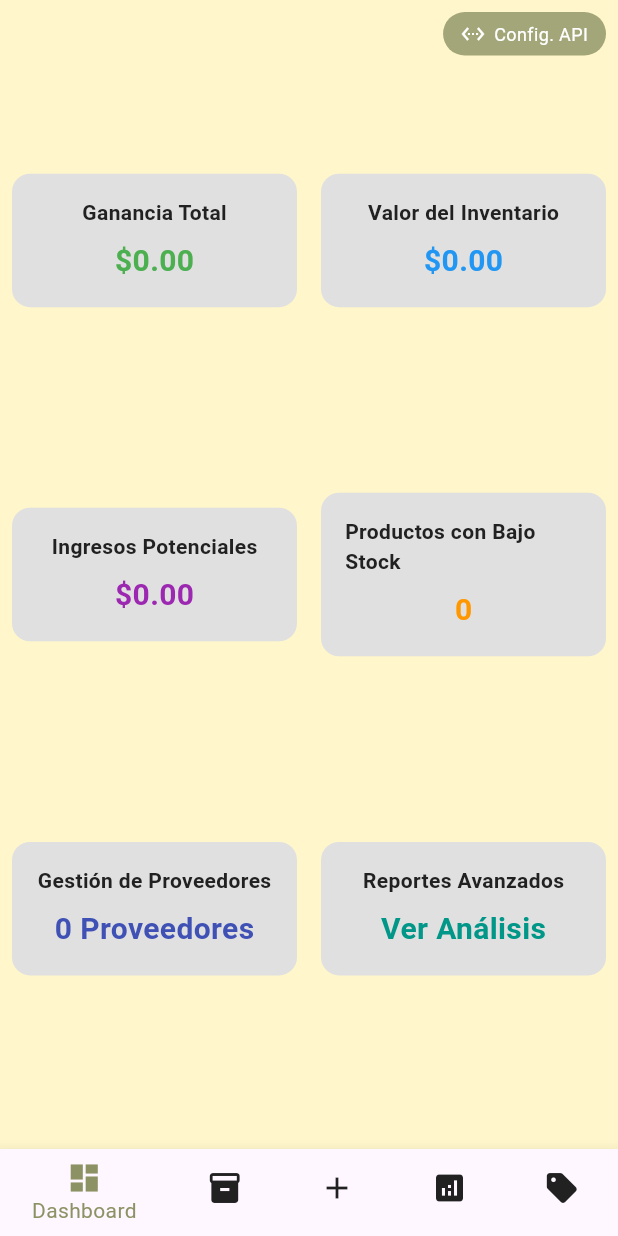
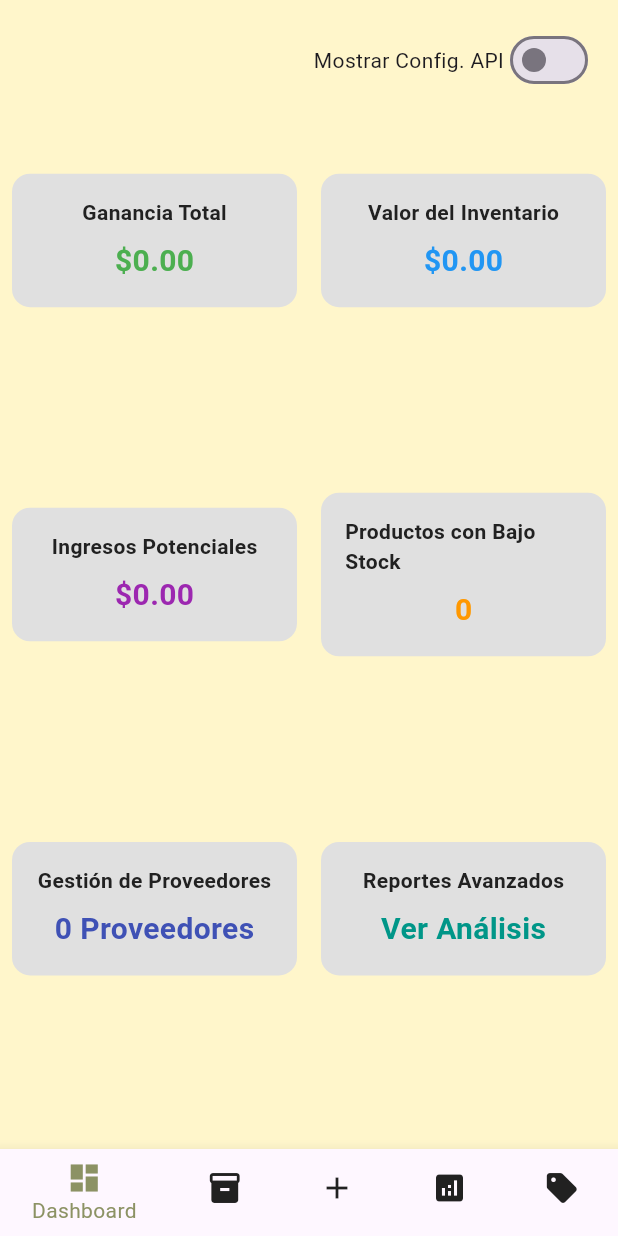
Before and after one commit to SKANL/flutter-store, a Flutter app: the screen it shows after launch, on a phone screen of 412 x 824 dp. Run offline on Flutter 3.47's test engine with Material 3 defaults, Android fonts, the phone set to English and light mode, and no system bars; our stand-ins replace barcode_widget, permission_handler; missing offline and left inert: mobile_scanner; network calls fail.

Commit message:
screen cambiar a switch las configuraciones

```diff
--- a/lib/main.dart
+++ b/lib/main.dart
@@ -72,6 +72,7 @@ class AppInitializer extends StatefulWidget {
 }
 
 class _AppInitializerState extends State<AppInitializer> {
+  bool _showConfigApiButton = false;
 
   @override
   void initState() {
@@ -506,7 +507,15 @@ class _AppInitializerState extends State<AppInitializer> {
     // Los datos se cargan en background sin bloquear UI
     return Stack(
       children: [
-        const StoreDashboardScreen(),
+        StoreDashboardScreen(
+          showConfigApiSwitch: _showConfigApiButton,
+          onConfigApiSwitchChanged: (value) {
+            setState(() {
+              _showConfigApiButton = value;
+            });
+          },
+        ),
+        if (_showConfigApiButton)
           Positioned(
             top: 0,
             right: 0,
--- a/lib/screens/store_dashboard_screen.dart
+++ b/lib/screens/store_dashboard_screen.dart
@@ -6,13 +6,15 @@ import 'package:store_manager/screens/store_advanced_reports_screen.dart';
 import 'package:store_manager/screens/store_register_sale_screen.dart';
 import '../components/bottom_navigation_bar.dart';
 import '../components/floating_add_button.dart';
-import '../components/barcode_diagnostic_tool.dart';
-import '../components/connection_diagnostic_tool.dart';
-import '../components/api_config_tool.dart';
-import '../components/barcode_issue_fix_tool.dart';
+// import '../components/barcode_diagnostic_tool.dart';
+// import '../components/connection_diagnostic_tool.dart';
+// import '../components/api_config_tool.dart';
+// import '../components/barcode_issue_fix_tool.dart';
 
 class StoreDashboardScreen extends StatefulWidget {
-  const StoreDashboardScreen({super.key});
+  final bool showConfigApiSwitch;
+  final ValueChanged<bool>? onConfigApiSwitchChanged;
+  const StoreDashboardScreen({super.key, this.showConfigApiSwitch = false, this.onConfigApiSwitchChanged});
 
   @override
   State<StoreDashboardScreen> createState() => _StoreDashboardScreenState();
@@ -36,7 +38,25 @@ class _StoreDashboardScreenState extends State<StoreDashboardScreen> {
   @override
   Widget build(BuildContext context) {
     return Scaffold(
-      body: _screens[_currentIndex],
+      body: Stack(
+        children: [
+          _screens[_currentIndex],
+          if (_currentIndex == 0 && widget.onConfigApiSwitchChanged != null)
+            Positioned(
+              top: 16,
+              right: 16,
+              child: Row(
+                children: [
+                  const Text('Mostrar Config. API', style: TextStyle(fontSize: 14)),
+                  Switch(
+                    value: widget.showConfigApiSwitch,
+                    onChanged: widget.onConfigApiSwitchChanged,
+                  ),
+                ],
+              ),
+            ),
+        ],
+      ),
       bottomNavigationBar: CustomBottomNavigationBar(
         currentIndex: _currentIndex,
         onTap: (index) {
@@ -45,77 +65,8 @@ class _StoreDashboardScreenState extends State<StoreDashboardScreen> {
           });
         },
       ),
-      floatingActionButton: _currentIndex == 1 // Solo mostrar en inventario
-          ? Column(
-              mainAxisSize: MainAxisSize.min,
-              crossAxisAlignment: CrossAxisAlignment.end,
-              children: [
-                // Botón de solución de códigos de barras
-                FloatingActionButton.small(
-                  onPressed: () {
-                    Navigator.of(context).push(
-                      MaterialPageRoute(
-                        builder: (context) => const BarcodeIssueFixTool(),
-                      ),
-                    );
-                  },
-                  backgroundColor: Colors.red,
-                  foregroundColor: Colors.white,
-                  heroTag: 'barcode_fix',
-                  tooltip: 'Arreglar Códigos de Barras',
-                  child: const Icon(Icons.build_circle, size: 18),
-                ),
-                const SizedBox(height: 8),
-                // Botón de configuración API
-                FloatingActionButton.small(
-                  onPressed: () {
-                    Navigator.of(context).push(
-                      MaterialPageRoute(
-                        builder: (context) => const ApiConfigTool(),
-                      ),
-                    );
-                  },
-                  backgroundColor: Colors.indigo,
-                  foregroundColor: Colors.white,
-                  heroTag: 'api_config',
-                  tooltip: 'Configuración API',
-                  child: const Icon(Icons.settings, size: 18),
-                ),
-                const SizedBox(height: 8),
-                // Botón de diagnóstico de conexión
-                FloatingActionButton.small(
-                  onPressed: () {
-                    Navigator.of(context).push(
-                      MaterialPageRoute(
-                        builder: (context) => const ConnectionDiagnosticTool(),
-                      ),
-                    );
-                  },
-                  backgroundColor: Colors.blue,
-                  foregroundColor: Colors.white,
-                  heroTag: 'connection_diagnostic',
-                  tooltip: 'Diagnóstico de Conexión API',
-                  child: const Icon(Icons.wifi_find, size: 18),
-                ),
-                const SizedBox(height: 8),
-                // Botón de diagnóstico de códigos de barras
-                FloatingActionButton.small(
-                  onPressed: () {
-                    Navigator.of(context).push(
-                      MaterialPageRoute(
-                        builder: (context) => const BarcodeDiagnosticTool(),
-                      ),
-                    );
-                  },
-                  backgroundColor: Colors.orange,
-                  foregroundColor: Colors.white,
-                  heroTag: 'barcode_diagnostic',
-                  tooltip: 'Diagnóstico Códigos de Barras',
-                  child: const Icon(Icons.bug_report, size: 18),
-                ),
-                const SizedBox(height: 8),
-                // Botón principal de agregar producto
-                FloatingAddButton(
+      floatingActionButton: _currentIndex == 1
+          ? FloatingAddButton(
               onPressed: () async {
                 print('🔄 [NAV] Navegando a agregar producto desde dashboard...');
                 final result = await Navigator.of(context).push<bool>(
@@ -125,7 +76,6 @@ class _StoreDashboardScreenState extends State<StoreDashboardScreen> {
                 );
                 if (result == true && mounted) {
                   print('✅ [NAV] Producto guardado desde dashboard, recargando...');
-                      // Aquí podrías recargar el inventario si es necesario
                   if (context.mounted) {
                     ScaffoldMessenger.of(context).showSnackBar(
                       const SnackBar(
@@ -137,8 +87,6 @@ class _StoreDashboardScreenState extends State<StoreDashboardScreen> {
                 }
               },
               tooltip: 'Agregar Producto',
-                ),
-              ],
             )
           : null,
     );
```
Lines whose indentation alone changed are shown as unchanged.
